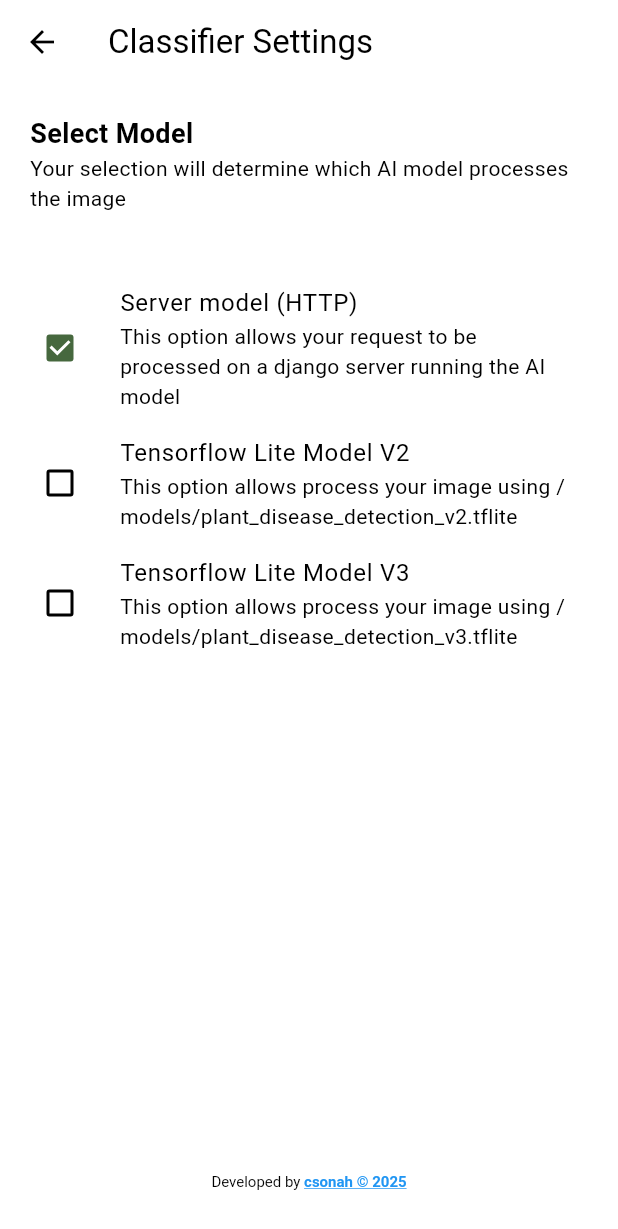
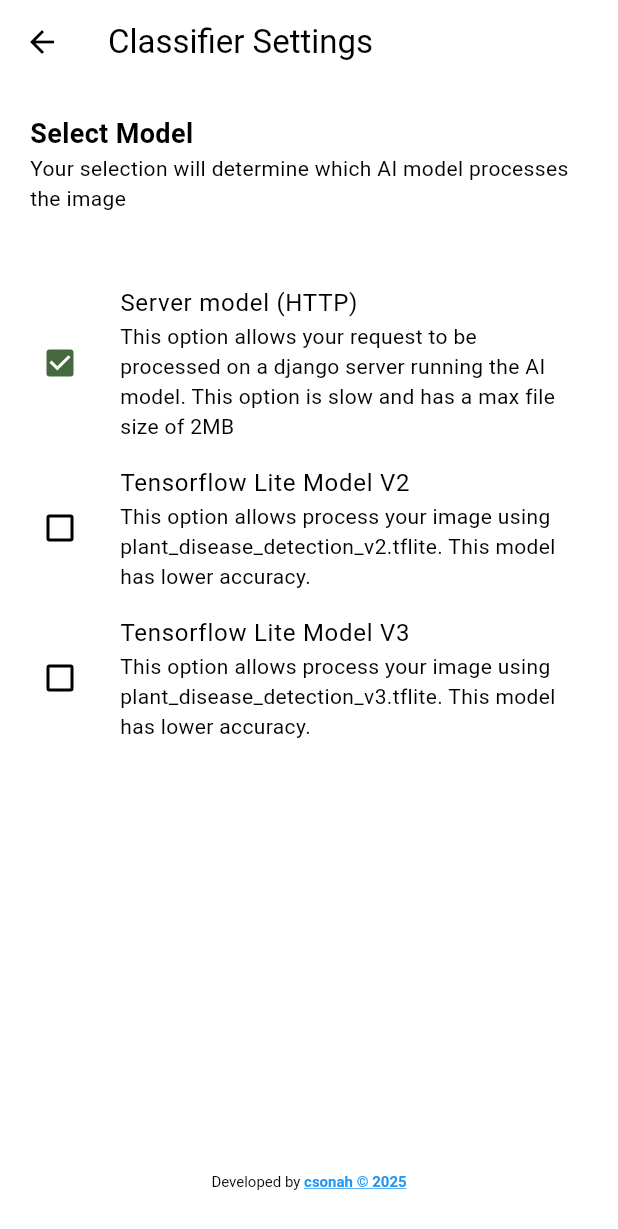
Before and after one commit to cs-onah/cassava_disease_detection, a Flutter app: the SettingsScreen screen opened directly, on a phone screen of 412 x 824 dp. Shown: the top 1229 px of the screen. Run offline on Flutter 3.47's test engine with Material 3 defaults, Android fonts, the light colour scheme and no system bars; our stand-ins replace dio, flutter_riverpod, image_picker, loading_animation_widget, permission_handler; missing offline and left inert: tflite_flutter.

Commit message:
file size check

```diff
--- a/lib/services/image_classifier_http.dart
+++ b/lib/services/image_classifier_http.dart
@@ -4,6 +4,7 @@ import 'package:dio/dio.dart';
 import 'package:flutter/material.dart';
 import 'package:plant_disease_detection/models/model_result.dart';
 import 'package:plant_disease_detection/services/image_classifier.dart';
+import 'package:plant_disease_detection/services/image_utility.dart';
 
 /// Accesses the api model through a Django Server
 /// Higher accuracy but slow response
@@ -13,8 +14,16 @@ class ImageClassifierHttp extends ImageClassifier {
 
   final dio = Dio();
 
+  static const maxSizeInMb = 2;
+
   @override
   Future<ModelResult> processImage(File file) async {
+    final size = await ImageUtil.getFileSize(file);
+    if (size != null) {
+      if (size > maxSizeInMb) {
+        throw "File size must not be more than ${maxSizeInMb}MB";
+      }
+    }
     dio.options.connectTimeout = Duration(seconds: 120);
     Map<String, dynamic> formData = {
       "image": await MultipartFile.fromFile(
@@ -39,6 +48,7 @@ class ImageClassifierHttp extends ImageClassifier {
         debugPrint(
           "${error.response?.statusCode} HTTP Error -> ${error.response}",
         );
+        throw "Image processing failed. ${error.response?.statusCode}";
       }
       throw "Image processing failed.";
     }
--- a/lib/services/image_utility.dart
+++ b/lib/services/image_utility.dart
@@ -2,6 +2,7 @@ import 'dart:developer';
 import 'dart:io';
 import 'dart:convert';
 
+import 'package:flutter/foundation.dart';
 import 'package:flutter/services.dart';
 import 'package:image/image.dart';
 import 'package:image_picker/image_picker.dart';
@@ -16,6 +17,18 @@ class ImageUtil {
     '.png',
     '.gif',
   ];
+
+  /// Returns file size in MB
+  static Future<double?> getFileSize(File file) async {
+    try {
+      final fileSizeInBytes = await file.length();
+      const mb = 1024 * 1024;
+      return fileSizeInBytes / mb;
+    } catch (e) {
+      debugPrint('Error: $e');
+      return null;
+    }
+  }
 
   static Future<Image?> convertFileToImageData(File file) async {
     final imageData = file.readAsBytesSync();
--- a/lib/ui/screens/settings_screen.dart
+++ b/lib/ui/screens/settings_screen.dart
@@ -42,21 +42,22 @@ class _SettingsScreenState extends ConsumerState<SettingsScreen> {
           ModelTypeTile(
             title: "Server model (HTTP)",
             subtitle: "This option allows your request to be processed "
-                "on a django server running the AI model",
+                "on a django server running the AI model. This option is slow "
+                "and has a max file size of ${ImageClassifierHttp.maxSizeInMb}MB",
             isSelected: modelType == ModelType.http,
             onTap: () => notifier.changeType(ModelType.http),
           ),
           ModelTypeTile(
             title: "Tensorflow Lite Model V2",
             subtitle: "This option allows process your image using "
-                "/models/plant_disease_detection_v2.tflite",
+                "plant_disease_detection_v2.tflite. This model has lower accuracy.",
             isSelected: modelType == ModelType.version2,
             onTap: () => notifier.changeType(ModelType.version2),
           ),
           ModelTypeTile(
             title: "Tensorflow Lite Model V3",
             subtitle: "This option allows process your image using "
-                "/models/plant_disease_detection_v3.tflite",
+                "plant_disease_detection_v3.tflite. This model has lower accuracy.",
             isSelected: modelType == ModelType.version3,
             onTap: () => notifier.changeType(ModelType.version3),
           ),
```
